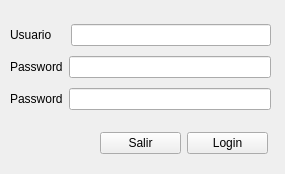
Qt form GesNomCas/registro.ui (BertoSoft/GesNomCas) before a commit.
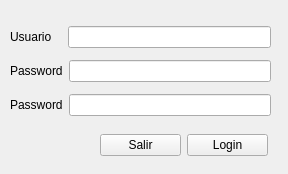
The same form after that commit. Icons and pictures are not drawn.

```diff
--- a/GesNomCas/registro.ui
+++ b/GesNomCas/registro.ui
@@ -6,7 +6,7 @@
    <rect>
     <x>0</x>
     <y>0</y>
-    <width>285</width>
+    <width>288</width>
     <height>174</height>
    </rect>
   </property>
@@ -19,7 +19,7 @@
      <x>10</x>
      <y>20</y>
      <width>261</width>
-     <height>95</height>
+     <height>104</height>
     </rect>
    </property>
    <layout class="QVBoxLayout" name="verticalLayout">
@@ -28,7 +28,7 @@
       <item>
        <widget class="QLabel" name="label">
         <property name="text">
-         <string>Usuario    </string>
+         <string>Usuario   </string>
         </property>
        </widget>
       </item>
@@ -75,13 +75,13 @@
     </item>
    </layout>
   </widget>
-  <widget class="QWidget" name="">
+  <widget class="QWidget" name="layoutWidget">
    <property name="geometry">
     <rect>
      <x>100</x>
      <y>130</y>
      <width>168</width>
-     <height>27</height>
+     <height>31</height>
     </rect>
    </property>
    <layout class="QHBoxLayout" name="horizontalLayout">
```
